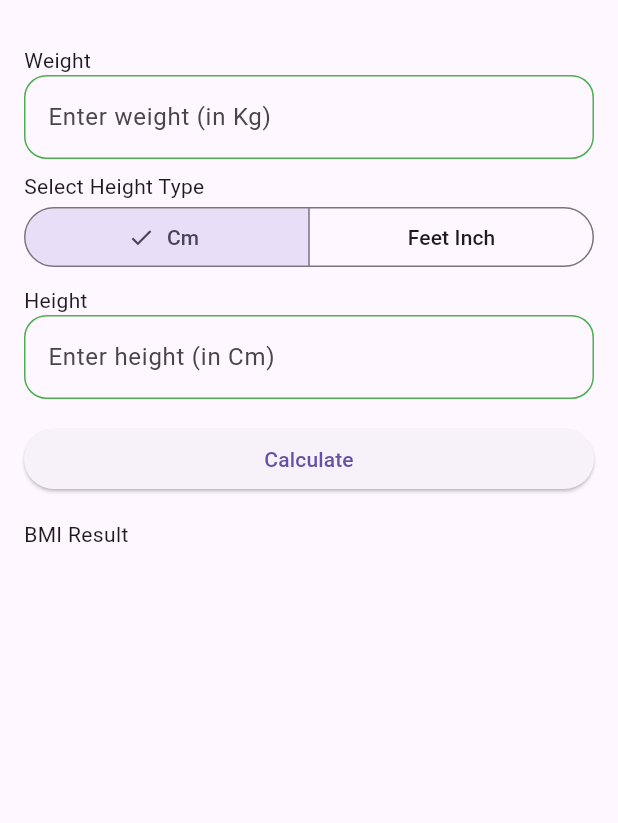
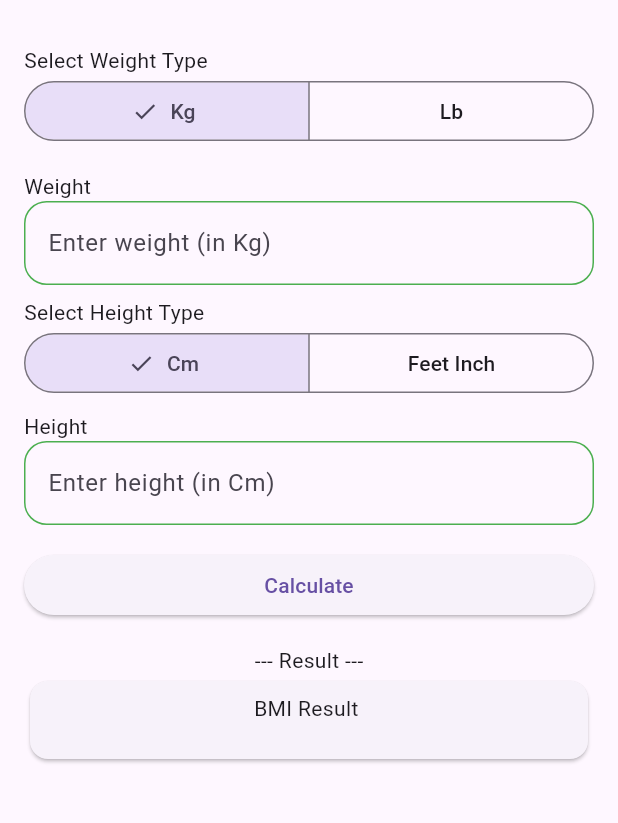
Before and after one commit to Xeron66/BMI-Calculator-using-Flutter, a Flutter app: the screen it shows after launch, on a phone screen of 412 x 824 dp, the part 63-886 px from its top. Run offline on Flutter 3.47's test engine with Material 3 defaults, Android fonts, the phone set to English and light mode, and no system bars.

Commit message:
Added pound to kg conversion, updated the result with color category.

```diff
--- a/lib/calculator_screen.dart
+++ b/lib/calculator_screen.dart
@@ -1,10 +1,12 @@
 import 'package:bmi_calculator/services/app_converter.dart';
 import 'package:bmi_calculator/widgets/app_input_field.dart';
+import 'package:bmi_calculator/widgets/bmi_result.dart';
 import 'package:flutter/material.dart';
 
 // enum set to choose a height type
 // and to be able to switch between them
 enum HeightType { cm, feetInch }
+enum WeightType {kg, lb}
 
 class CalculatorScreen extends StatefulWidget {
   const CalculatorScreen({super.key});
@@ -15,19 +17,22 @@ class CalculatorScreen extends StatefulWidget {
 
 class _CalculatorScreenState extends State<CalculatorScreen> {
   HeightType? _heightType = HeightType.cm;
+  WeightType? _weightType = WeightType.kg;
 
   // Controllers
-  final TextEditingController _weightController = TextEditingController();
+  final TextEditingController _kg_weightController = TextEditingController();
+  final TextEditingController _lb_weightController = TextEditingController();
   final TextEditingController _cm_heightController = TextEditingController();
   final TextEditingController _feet_heightController = TextEditingController();
   final TextEditingController _inch_heightController = TextEditingController();
 
   String _bmiResult = '';
   String? category;
+  Color? categoryColor;
 
 
   void _calculate() {
-    final weight = double.tryParse(_weightController.text.trim());
+    final weight = _weightType == WeightType.kg ? double.tryParse(_kg_weightController.text.trim()) : AppServices.lbToKg(_lb_weightController.text.trim());
 
     if (weight == null || weight <= 0) {
       ScaffoldMessenger.of(context).showSnackBar(SnackBar(content: Text('Invalid Data')));
@@ -43,10 +48,12 @@ class _CalculatorScreenState extends State<CalculatorScreen> {
 
     final bmi = weight/(m*m);
     final cat = AppServices.categoryResult(bmi);
+    final catColor = AppServices.categoryResultColor(bmi);
 
     setState(() {
-      _bmiResult = bmi.toStringAsFixed(2);
+      _bmiResult = bmi.toStringAsFixed(1);
       category = cat;
+      categoryColor = catColor;
     });
   }
 
@@ -57,14 +64,47 @@ class _CalculatorScreenState extends State<CalculatorScreen> {
       body: ListView(
         padding: EdgeInsets.all(16),
         children: [
-          Text('Weight'),
-          AppInputField(
-            labelText: 'Enter weight (in Kg)',
-            controller: _weightController,
-            textInputType: TextInputType.number,
+
+          Text('Select Weight Type'),
+          SegmentedButton<WeightType>(
+            segments: [
+              ButtonSegment<WeightType>(
+                label: Text('Kg'),
+                value: WeightType.kg,
+              ),
+
+              ButtonSegment<WeightType>(
+                label: Text('Lb'),
+                value: WeightType.lb,
+              ),
+            ],
+            selected: {_weightType!},
+            onSelectionChanged: (value) {
+              setState(() {
+                _weightType = value.first;
+              });
+            },
           ),
 
+          SizedBox(height: 16,),
+
+          Text('Weight'),
+          if (_weightType == WeightType.kg)...[
+            AppInputField(
+              labelText: 'Enter weight (in Kg)',
+              controller: _kg_weightController,
+              textInputType: TextInputType.number,
+            ),
+          ] else ... [
+            AppInputField(
+              labelText: 'Enter weight (in Lb)',
+              controller: _lb_weightController,
+              textInputType: TextInputType.number,
+            ),
+          ],
+
           const SizedBox(height: 8),
+
           Text('Select Height Type'),
           SegmentedButton<HeightType>(
             segments: [
@@ -80,9 +120,7 @@ class _CalculatorScreenState extends State<CalculatorScreen> {
             ],
             selected: {_heightType!},
             onSelectionChanged: (value) {
-              setState(() {
-                _heightType = value.first;
-              });
+
             },
           ),
 
@@ -130,12 +168,12 @@ class _CalculatorScreenState extends State<CalculatorScreen> {
           ),
 
           const SizedBox(height: 16,),
-
-          Text('BMI Result $_bmiResult'),
-
-          const SizedBox(height: 16,),
-
-          if (category != null) Text('Category Result $category'),
+          Center(child: Text('--- Result ---'),),
+          BmiResult(
+            categoryColor: categoryColor,
+            bmiResult: _bmiResult,
+            category: category
+          )
 
         ],
       ),
--- a/lib/services/app_converter.dart
+++ b/lib/services/app_converter.dart
@@ -2,6 +2,16 @@
 import 'package:flutter/material.dart';
 
 class AppServices {
+
+  static double? lbToKg (String lb) {
+    final kg = double.tryParse(lb);
+
+    if (kg == null || kg <=0 ){
+      return null;
+    } else {
+      return kg * 0.453;
+    }
+  }
 
   static double? cmToM(String cmData) {
     final cm = double.tryParse(cmData);
@@ -34,17 +44,18 @@ class AppServices {
     }
   }
 
+  // According to the requirements
   static String categoryResult (double bmi) {
     if (bmi < 18.5) return 'Underweight';
-    if (bmi < 25) return 'Normal';
-    if (bmi < 35) return 'Overweight';
+    if (bmi < 24.9) return 'Normal';
+    if (bmi < 30) return 'Overweight';
     return 'Obese';
   }
 
   static Color categoryResultColor (double bmi) {
     if (bmi < 18.5) return Colors.blue;
-    if (bmi < 25) return Colors.green;
-    if (bmi < 35) return Colors.amber;
+    if (bmi < 24.9) return Colors.green;
+    if (bmi < 30) return Colors.orange;
     return Colors.red;
   }
 }
--- a/lib/widgets/app_input_field.dart
+++ b/lib/widgets/app_input_field.dart
@@ -1,4 +1,5 @@
 import 'package:flutter/material.dart';
+import 'package:flutter/services.dart';
 
 class AppInputField extends StatelessWidget {
 
@@ -18,6 +19,8 @@ class AppInputField extends StatelessWidget {
     return TextField(
       controller: controller,            // dyn. var.
       keyboardType: textInputType,       // dyn. var.
+      // Filtering here!.5
+      inputFormatters: [FilteringTextInputFormatter.allow(RegExp(r'[0-9.]'))],
 
       decoration: InputDecoration(
         hintText: labelText,             // dyn. var.
--- /dev/null
+++ b/lib/widgets/bmi_result.dart
@@ -0,0 +1,35 @@
+import 'package:flutter/material.dart';
+
+class BmiResult extends StatelessWidget {
+  const BmiResult({
+    super.key,
+    required this.categoryColor,
+    required String bmiResult,
+    required this.category,
+  }) : _bmiResult = bmiResult;
+
+  final Color? categoryColor;
+  final String _bmiResult;
+  final String? category;
+
+  @override
+  Widget build(BuildContext context) {
+    return Card(
+      color: categoryColor,
+      child: Padding(
+        padding: const EdgeInsets.all(8.0),
+        child: Column(
+          mainAxisAlignment: MainAxisAlignment.center,
+          children: [
+
+            Text('BMI Result ${_bmiResult}'),
+
+            const SizedBox(height: 16,),
+
+            if (category != null) Text('Category Result $category'),
+          ],
+        ),
+      ),
+    );
+  }
+}
```
